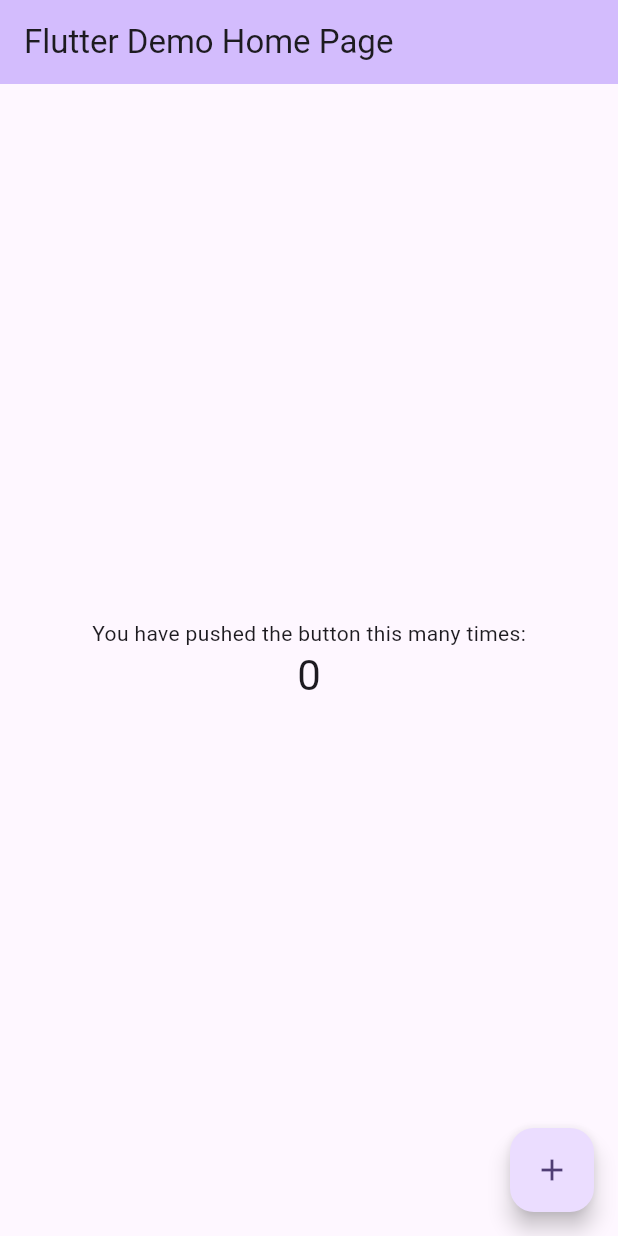
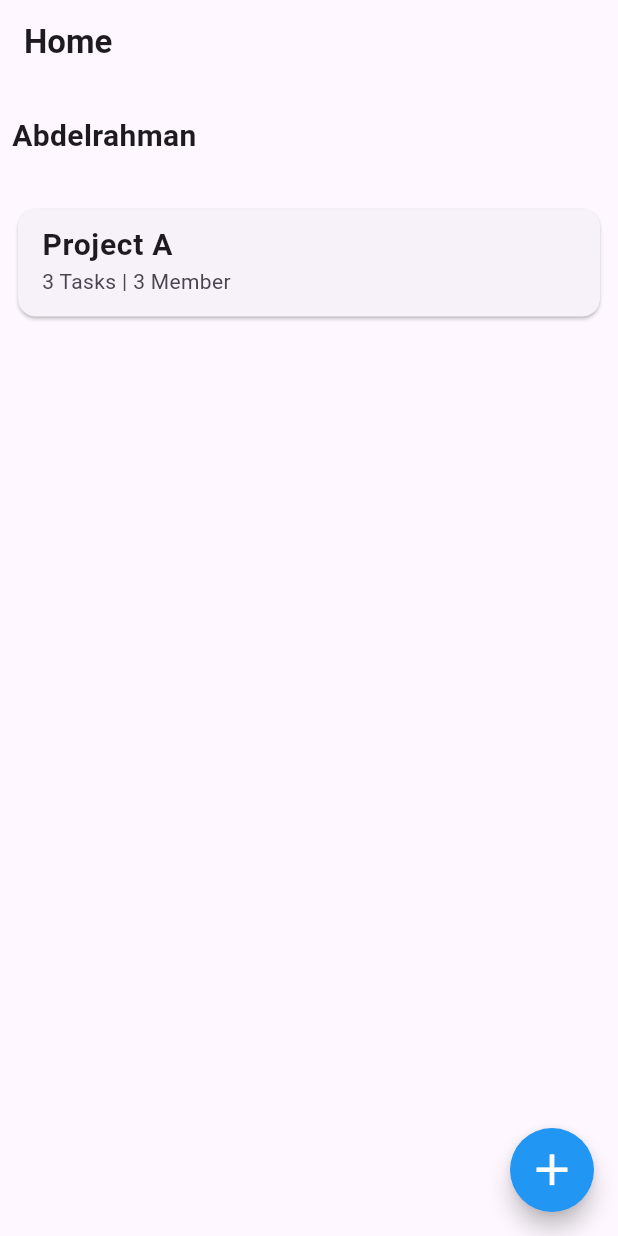
Before and after one commit to AbdelrahmanElkholy41/Trello, a Flutter app: the screen it shows after launch, on a phone screen of 412 x 824 dp. Run offline on Flutter 3.47's test engine with Material 3 defaults, Android fonts, the phone set to English and light mode, and no system bars.

Commit message:
crate home project

```diff
--- /dev/null
+++ b/lib/Feature/HomeProjects/homePage.dart
@@ -0,0 +1,24 @@
+import 'package:flutter/material.dart';
+import 'package:trello/Feature/HomeProjects/widget/HomepageBody.dart';
+
+class Homepage extends StatelessWidget {
+  const Homepage({super.key});
+
+  @override
+  Widget build(BuildContext context) {
+    return Scaffold(
+      floatingActionButton: FloatingActionButton(
+        onPressed: () {},
+        backgroundColor: Colors.blue,
+        shape: RoundedRectangleBorder(
+            borderRadius: BorderRadius.circular(50)
+        ),
+
+        child: Icon(Icons.add, color: Colors.white,size: 35,),
+
+      ),
+      appBar: AppBar(title: Text('Home', style: TextStyle(fontSize: 22,fontWeight: FontWeight.w700))),
+      body: HomepageBody(),
+    );
+  }
+}
--- /dev/null
+++ b/lib/Feature/HomeProjects/widget/HomepageBody.dart
@@ -0,0 +1,37 @@
+import 'package:flutter/material.dart';
+
+class HomepageBody extends StatelessWidget {
+  const HomepageBody({super.key});
+
+  @override
+  Widget build(BuildContext context) {
+    return Padding(
+      padding: const EdgeInsets.symmetric(horizontal: 8.0),
+      child: Column(
+        crossAxisAlignment: CrossAxisAlignment.start,
+        children: [
+          SizedBox(height: 20,),
+          Text(
+            'Abdelrahman',
+            style: TextStyle(fontSize: 20, fontWeight: FontWeight.w700),
+          ),
+          SizedBox(height: 30,),
+          GestureDetector(
+            child: Card(
+              child: Column(
+                crossAxisAlignment:CrossAxisAlignment.start,
+                children: [
+                  ListTile(
+                      title:Text("Project A",style: TextStyle(fontWeight: FontWeight.w600,fontSize: 20),),
+                    subtitle: Text('3 Tasks | 3 Member'),
+                ),
+
+                ],
+              ),
+            ),
+          )
+        ],
+      ),
+    );
+  }
+}
--- a/lib/main.dart
+++ b/lib/main.dart
@@ -1,4 +1,5 @@
 import 'package:flutter/material.dart';
+import 'package:trello/Feature/HomeProjects/homePage.dart';
 
 void main() {
   runApp(const MyApp());
@@ -11,112 +12,8 @@ class MyApp extends StatelessWidget {
   @override
   Widget build(BuildContext context) {
     return MaterialApp(
-      title: 'Flutter Demo',
-      theme: ThemeData(
-        // This is the theme of your application.
-        //
-        // TRY THIS: Try running your application with "flutter run". You'll see
-        // the application has a purple toolbar. Then, without quitting the app,
-        // try changing the seedColor in the colorScheme below to Colors.green
-        // and then invoke "hot reload" (save your changes or press the "hot
-        // reload" button in a Flutter-supported IDE, or press "r" if you used
-        // the command line to start the app).
-        //
-        // Notice that the counter didn't reset back to zero; the application
-        // state is not lost during the reload. To reset the state, use hot
-        // restart instead.
-        //
-        // This works for code too, not just values: Most code changes can be
-        // tested with just a hot reload.
-        colorScheme: ColorScheme.fromSeed(seedColor: Colors.deepPurple),
-      ),
-      home: const MyHomePage(title: 'Flutter Demo Home Page'),
+      debugShowCheckedModeBanner: false,
+      home: Homepage(),
     );
   }
 }
-
-class MyHomePage extends StatefulWidget {
-  const MyHomePage({super.key, required this.title});
-
-  // This widget is the home page of your application. It is stateful, meaning
-  // that it has a State object (defined below) that contains fields that affect
-  // how it looks.
-
-  // This class is the configuration for the state. It holds the values (in this
-  // case the title) provided by the parent (in this case the App widget) and
-  // used by the build method of the State. Fields in a Widget subclass are
-  // always marked "final".
-
-  final String title;
-
-  @override
-  State<MyHomePage> createState() => _MyHomePageState();
-}
-
-class _MyHomePageState extends State<MyHomePage> {
-  int _counter = 0;
-
-  void _incrementCounter() {
-    setState(() {
-      // This call to setState tells the Flutter framework that something has
-      // changed in this State, which causes it to rerun the build method below
-      // so that the display can reflect the updated values. If we changed
-      // _counter without calling setState(), then the build method would not be
-      // called again, and so nothing would appear to happen.
-      _counter++;
-    });
-  }
-
-  @override
-  Widget build(BuildContext context) {
-    // This method is rerun every time setState is called, for instance as done
-    // by the _incrementCounter method above.
-    //
-    // The Flutter framework has been optimized to make rerunning build methods
-    // fast, so that you can just rebuild anything that needs updating rather
-    // than having to individually change instances of widgets.
-    return Scaffold(
-      appBar: AppBar(
-        // TRY THIS: Try changing the color here to a specific color (to
-        // Colors.amber, perhaps?) and trigger a hot reload to see the AppBar
-        // change color while the other colors stay the same.
-        backgroundColor: Theme.of(context).colorScheme.inversePrimary,
-        // Here we take the value from the MyHomePage object that was created by
-        // the App.build method, and use it to set our appbar title.
-        title: Text(widget.title),
-      ),
-      body: Center(
-        // Center is a layout widget. It takes a single child and positions it
-        // in the middle of the parent.
-        child: Column(
-          // Column is also a layout widget. It takes a list of children and
-          // arranges them vertically. By default, it sizes itself to fit its
-          // children horizontally, and tries to be as tall as its parent.
-          //
-          // Column has various properties to control how it sizes itself and
-          // how it positions its children. Here we use mainAxisAlignment to
-          // center the children vertically; the main axis here is the vertical
-          // axis because Columns are vertical (the cross axis would be
-          // horizontal).
-          //
-          // TRY THIS: Invoke "debug painting" (choose the "Toggle Debug Paint"
-          // action in the IDE, or press "p" in the console), to see the
-          // wireframe for each widget.
-          mainAxisAlignment: MainAxisAlignment.center,
-          children: <Widget>[
-            const Text('You have pushed the button this many times:'),
-            Text(
-              '$_counter',
-              style: Theme.of(context).textTheme.headlineMedium,
-            ),
-          ],
-        ),
-      ),
-      floatingActionButton: FloatingActionButton(
-        onPressed: _incrementCounter,
-        tooltip: 'Increment',
-        child: const Icon(Icons.add),
-      ), // This trailing comma makes auto-formatting nicer for build methods.
-    );
-  }
-}
```
